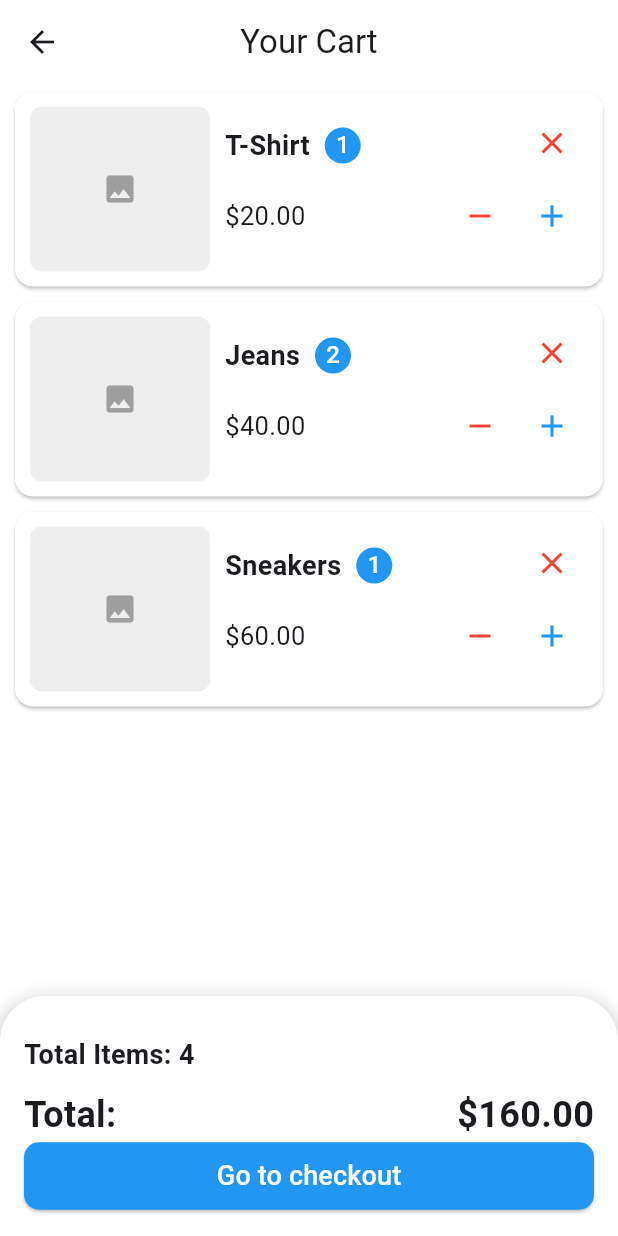
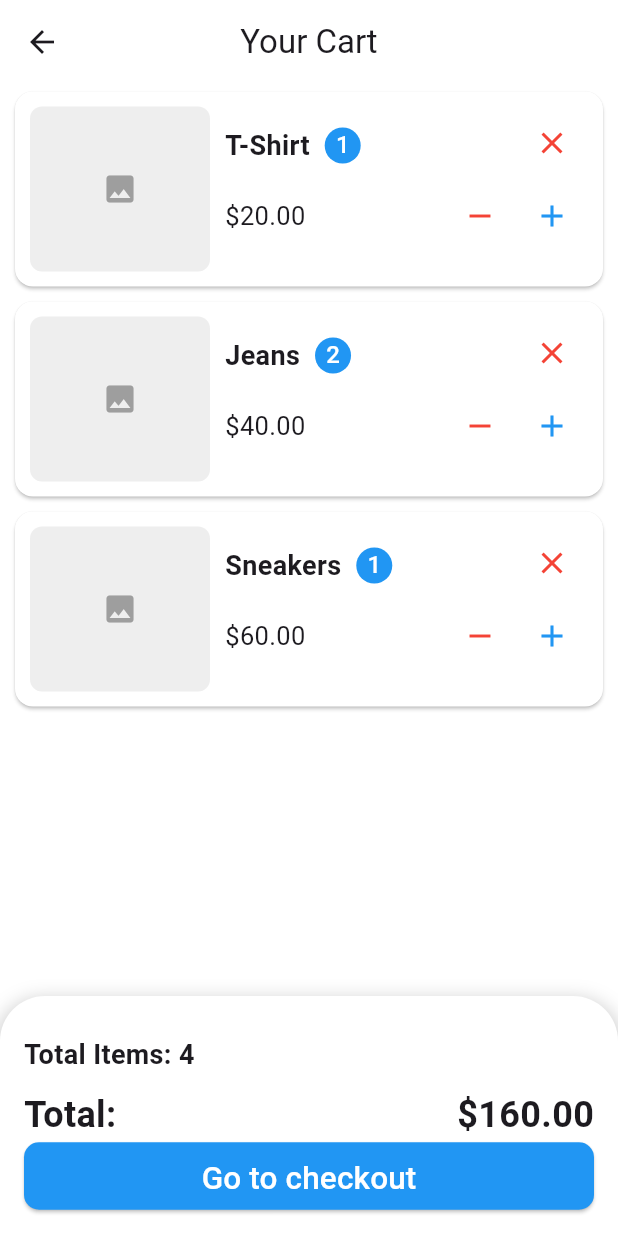
Before and after one commit to hadishamoun1/vesti-app, a Flutter app: the CartScreen screen opened directly, on a phone screen of 412 x 824 dp. Run offline on Flutter 3.47's test engine with Material 3 defaults, Android fonts, the phone set to English and light mode, and no system bars; our stand-ins replace geolocator, image_picker, jwt_decoder, permission_handler, shared_preferences; missing offline and left inert: flutter_background_geolocation; accounts and stored records are empty.

Commit message:
Edited elevated button text size

```diff
--- a/lib/screens/Cart.dart
+++ b/lib/screens/Cart.dart
@@ -223,7 +223,7 @@ class _CartScreenState extends State<CartScreen> {
                     ),
                     child: Text(
                       'Go to checkout',
-                      style: TextStyle(fontSize: 18),
+                      style: TextStyle(fontSize: 21),
                     ),
                   ),
                 )
```
